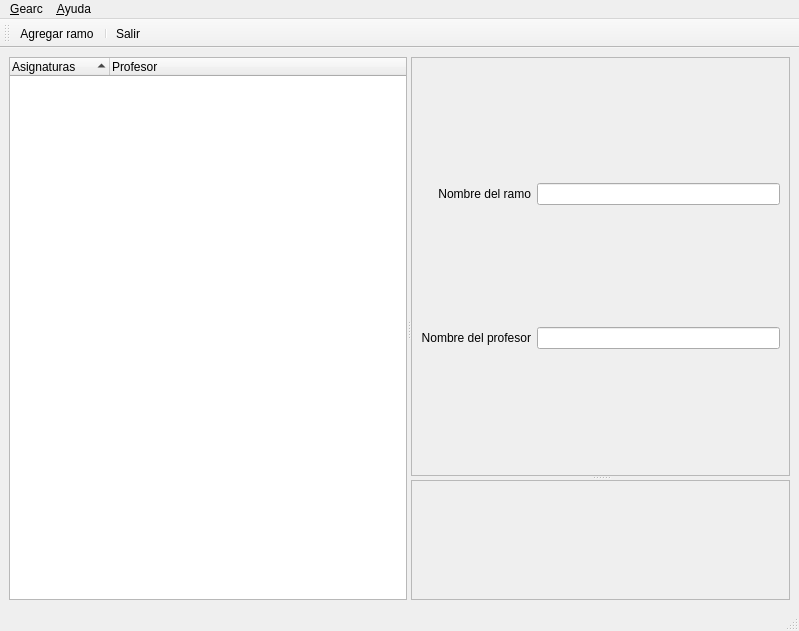
This is src/GEARC_MainWindow.ui in BackupTheBerlios/gearc as Qt 5 draws it before an edit. The edited form follows.
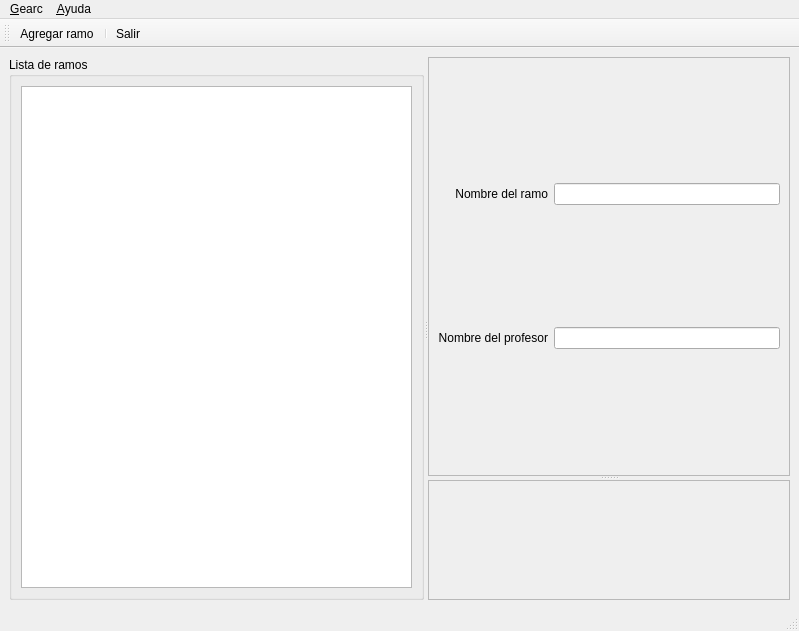
This is the edited form. Icons and pictures are not drawn.

Commit message:
Nueva lista para los ramos.
Se reemplazó el QTreeWidget por un QListWidget en
la lista de ramos. También GRamo ahora hereda de
QListWidgetItem.

Ahora los ramos se agregan a la listas y se muestra
su información al hacer clic en el elemento de la lista.

```diff
--- a/src/GEARC_MainWindow.ui
+++ b/src/GEARC_MainWindow.ui
@@ -19,35 +19,25 @@
     <normaloff>:/gearc.png</normaloff>:/gearc.png</iconset>
   </property>
   <widget class="QWidget" name="wdgtCentral">
-   <layout class="QGridLayout" name="gridLayout">
-    <item row="0" column="0">
+   <layout class="QHBoxLayout" name="horizontalLayout">
+    <item>
      <widget class="QSplitter" name="splitter_2">
       <property name="orientation">
        <enum>Qt::Horizontal</enum>
       </property>
-      <property name="childrenCollapsible">
-       <bool>false</bool>
-      </property>
-      <widget class="QTreeWidget" name="treeRamos">
-       <property name="whatsThis">
-        <string>Muestra la lista de asignaturas.</string>
+      <widget class="QGroupBox" name="groupBox">
+       <property name="title">
+        <string>Lista de ramos</string>
        </property>
-       <property name="sortingEnabled">
-        <bool>true</bool>
-       </property>
-       <property name="animated">
-        <bool>true</bool>
-       </property>
-       <column>
-        <property name="text">
-         <string>Asignaturas</string>
-        </property>
-       </column>
-       <column>
-        <property name="text">
-         <string>Profesor</string>
-        </property>
-       </column>
+       <layout class="QVBoxLayout" name="verticalLayout">
+        <item>
+         <widget class="QListWidget" name="lstRamos">
+          <property name="whatsThis">
+           <string>Muestra la lista de asignaturas.</string>
+          </property>
+         </widget>
+        </item>
+       </layout>
       </widget>
       <widget class="QSplitter" name="splitter">
        <property name="orientation">
```
Left out of the diff: 2 changed lines with no effect on the pictures. The commit also changes 6 other files.
